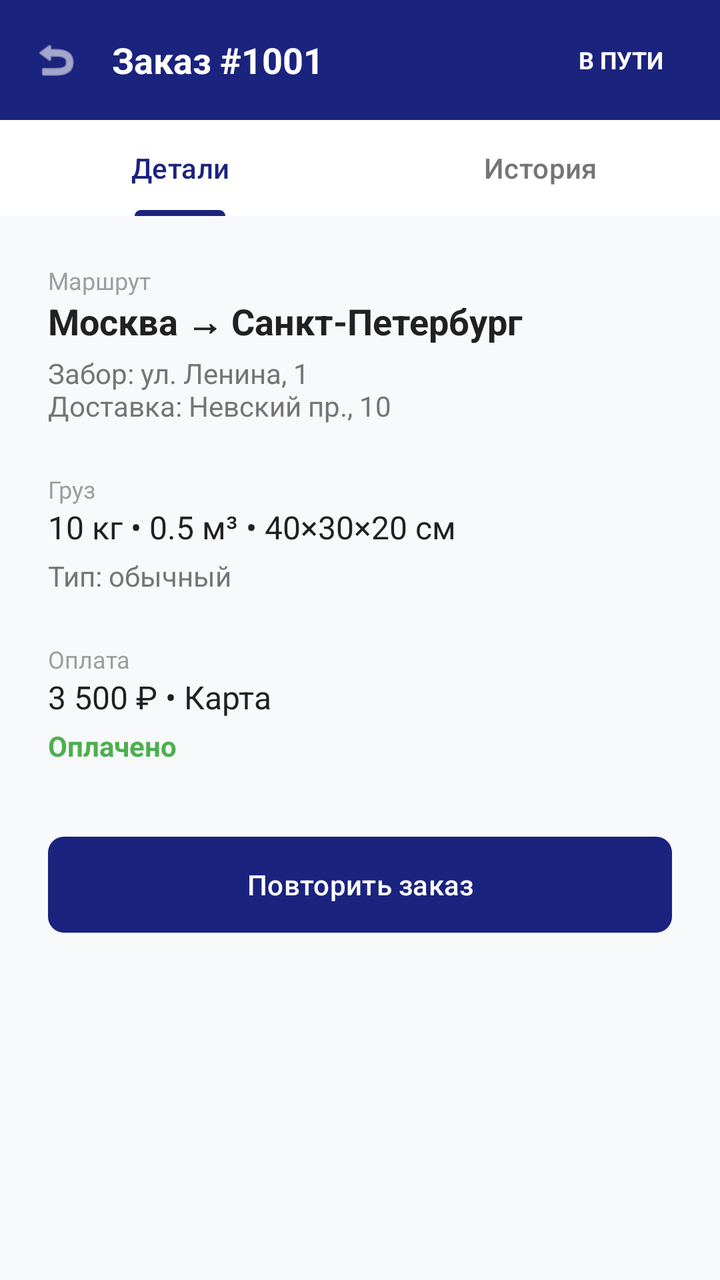
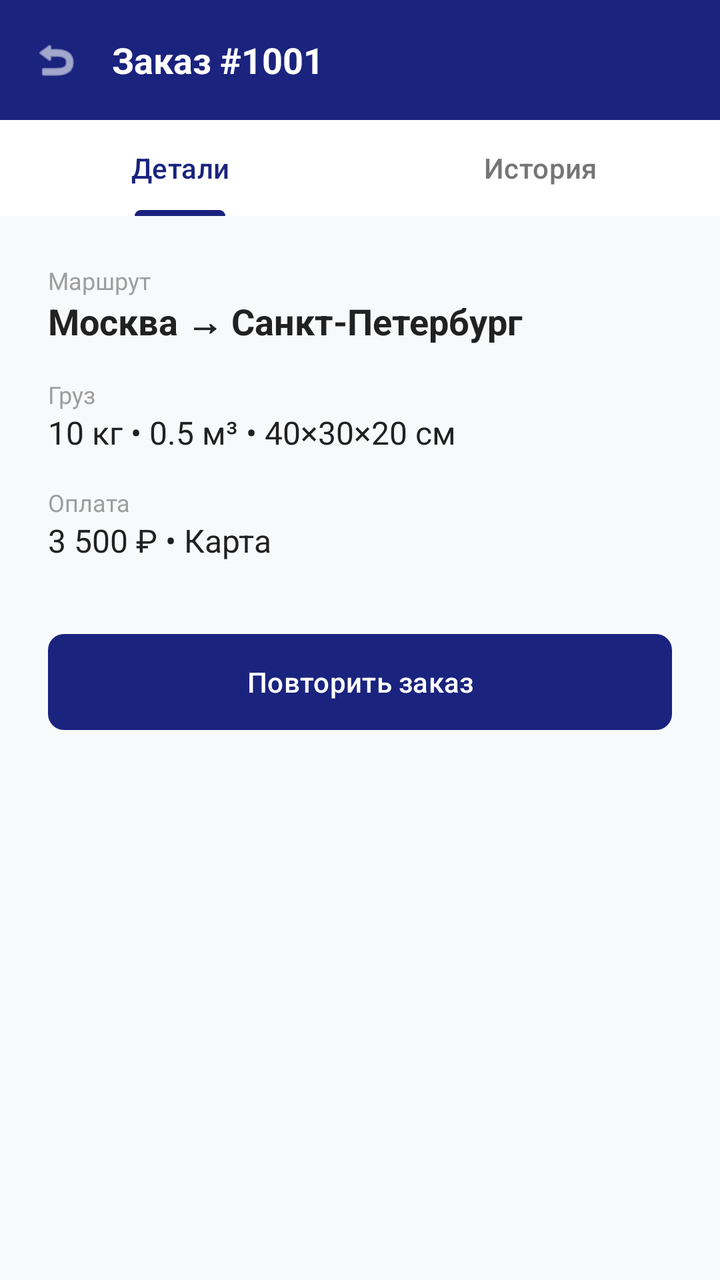

Compare the two renders of this Android layout. The source of the first and the diff that turns it into the second are given below.
<!-- AndroidManifest.xml: application theme Theme.Gruz -->
<!-- res/layout/activity_order_details.xml -->
<?xml version="1.0" encoding="utf-8"?>
<LinearLayout xmlns:android="http://schemas.android.com/apk/res/android"
    xmlns:app="http://schemas.android.com/apk/res-auto"
    android:layout_width="match_parent"
    android:layout_height="match_parent"
    android:orientation="vertical"
    android:background="#F8F9FA">

    
    <LinearLayout
        android:layout_width="match_parent"
        android:layout_height="60dp"
        android:background="#1A237E"
        android:gravity="center_vertical"
        android:paddingHorizontal="16dp">

        <ImageView
            android:id="@+id/btnBack"
            android:layout_width="24dp"
            android:layout_height="24dp"
            android:src="@android:drawable/ic_menu_revert"
            app:tint="#FFFFFF" />

        <TextView
            android:id="@+id/tvOrderTitle"
            android:layout_width="0dp"
            android:layout_height="wrap_content"
            android:layout_weight="1"
            android:layout_marginStart="16dp"
            android:text="Заказ #1001"
            android:textColor="#FFFFFF"
            android:textSize="18sp"
            android:textStyle="bold"/>

        
        <TextView
            android:id="@+id/tvStatusBadge"
            android:layout_width="wrap_content"
            android:layout_height="wrap_content"
            android:background="@drawable/bg_status"
            android:paddingHorizontal="12dp"
            android:paddingVertical="4dp"
            android:text="В ПУТИ"
            android:textColor="#FFFFFF"
            android:textSize="12sp"
            android:textStyle="bold"/>
    </LinearLayout>

    
    <com.google.android.material.tabs.TabLayout
        android:id="@+id/tabLayout"
        android:layout_width="match_parent"
        android:layout_height="wrap_content"
        android:background="#FFFFFF"
        app:tabIndicatorColor="#1A237E"
        app:tabSelectedTextColor="#1A237E"
        app:tabTextColor="#757575">

        <com.google.android.material.tabs.TabItem
            android:layout_width="wrap_content"
            android:layout_height="wrap_content"
            android:text="Детали" />

        <com.google.android.material.tabs.TabItem
            android:layout_width="wrap_content"
            android:layout_height="wrap_content"
            android:text="История" />
    </com.google.android.material.tabs.TabLayout>

    <FrameLayout
        android:layout_width="match_parent"
        android:layout_height="match_parent">

        
        <ScrollView
            android:id="@+id/layoutDetails"
            android:layout_width="match_parent"
            android:layout_height="match_parent"
            android:visibility="visible">

            <LinearLayout
                android:layout_width="match_parent"
                android:layout_height="wrap_content"
                android:orientation="vertical"
                android:padding="24dp">

                
                <TextView android:layout_width="wrap_content" android:layout_height="wrap_content" android:text="Маршрут" android:textColor="#9E9E9E" android:textSize="12sp"/>
                <TextView android:layout_width="wrap_content" android:layout_height="wrap_content" android:text="Москва → Санкт-Петербург" android:textColor="#212121" android:textSize="18sp" android:textStyle="bold" android:layout_marginBottom="4dp"/>
                <TextView android:layout_width="wrap_content" android:layout_height="wrap_content" android:text="Забор: ул. Ленина, 1\nДоставка: Невский пр., 10" android:textColor="#757575" android:textSize="14sp" android:layout_marginBottom="24dp"/>

                
                <TextView android:layout_width="wrap_content" android:layout_height="wrap_content" android:text="Груз" android:textColor="#9E9E9E" android:textSize="12sp"/>
                <TextView android:layout_width="wrap_content" android:layout_height="wrap_content" android:text="10 кг • 0.5 м³ • 40×30×20 см" android:textColor="#212121" android:textSize="16sp" android:layout_marginBottom="4dp"/>
                <TextView android:layout_width="wrap_content" android:layout_height="wrap_content" android:text="Тип: обычный" android:textColor="#757575" android:textSize="14sp" android:layout_marginBottom="24dp"/>

                
                <TextView android:layout_width="wrap_content" android:layout_height="wrap_content" android:text="Оплата" android:textColor="#9E9E9E" android:textSize="12sp"/>
                <TextView android:layout_width="wrap_content" android:layout_height="wrap_content" android:text="3 500 ₽ • Карта" android:textColor="#212121" android:textSize="16sp" android:layout_marginBottom="4dp"/>
                <TextView android:layout_width="wrap_content" android:layout_height="wrap_content" android:text="Оплачено" android:textColor="#4CAF50" android:textSize="14sp" android:textStyle="bold" android:layout_marginBottom="32dp"/>

                <com.google.android.material.button.MaterialButton
                    android:id="@+id/btnRepeat"
                    android:layout_width="match_parent"
                    android:layout_height="56dp"
                    android:text="Повторить заказ"
                    app:backgroundTint="#1A237E"
                    app:cornerRadius="8dp"/>
            </LinearLayout>
        </ScrollView>

        
        <ScrollView
            android:id="@+id/layoutHistory"
            android:layout_width="match_parent"
            android:layout_height="match_parent"
            android:visibility="gone">

            <LinearLayout
                android:layout_width="match_parent"
                android:layout_height="wrap_content"
                android:orientation="vertical"
                android:padding="24dp">

                <LinearLayout android:layout_width="match_parent" android:layout_height="wrap_content" android:orientation="horizontal" android:layout_marginBottom="16dp">
                    <TextView android:layout_width="0dp" android:layout_weight="1" android:layout_height="wrap_content" android:text="Создан" android:textSize="16sp"/>
                    <TextView android:layout_width="wrap_content" android:layout_height="wrap_content" android:text="10.11.2026 09:00" android:textColor="#757575"/>
                </LinearLayout>

                <LinearLayout android:layout_width="match_parent" android:layout_height="wrap_content" android:orientation="horizontal" android:layout_marginBottom="16dp">
                    <TextView android:layout_width="0dp" android:layout_weight="1" android:layout_height="wrap_content" android:text="Принят в обработку" android:textSize="16sp"/>
                    <TextView android:layout_width="wrap_content" android:layout_height="wrap_content" android:text="10.11.2026 10:15" android:textColor="#757575"/>
                </LinearLayout>

                <LinearLayout android:layout_width="match_parent" android:layout_height="wrap_content" android:orientation="horizontal" android:layout_marginBottom="16dp">
                    <TextView android:layout_width="0dp" android:layout_weight="1" android:layout_height="wrap_content" android:text="Отправлен" android:textSize="16sp"/>
                    <TextView android:layout_width="wrap_content" android:layout_height="wrap_content" android:text="10.11.2026 14:30" android:textColor="#757575"/>
                </LinearLayout>

                <LinearLayout android:layout_width="match_parent" android:layout_height="wrap_content" android:orientation="horizontal">
                    <TextView android:layout_width="0dp" android:layout_weight="1" android:layout_height="wrap_content" android:text="В пути" android:textSize="16sp"/>
                    <TextView android:layout_width="wrap_content" android:layout_height="wrap_content" android:text="11.11.2026 08:00" android:textColor="#757575"/>
                </LinearLayout>

            </LinearLayout>
        </ScrollView>

    </FrameLayout>
</LinearLayout>
<!-- resources referenced by this layout -->
<resources>
  <!-- drawable bg_status (drawable) -->
  <?xml version="1.0" encoding="utf-8"?>
  <shape xmlns:android="http://schemas.android.com/apk/res/android">
      <solid android:color="#1A237E"/>
      <corners android:radius="12dp"/>
  </shape>
  <style name="Theme.Gruz" parent="Base.Theme.Gruz" />
  <style name="Base.Theme.Gruz" parent="Theme.Material3.DayNight.NoActionBar">
          
          
      </style>
</resources>

<!-- the commit's change to res/layout/activity_order_details.xml (unified diff, before → after) -->
@@ -5,22 +5,18 @@
     android:layout_height="match_parent"
     android:orientation="vertical"
     android:background="#F8F9FA">
-
-    
     <LinearLayout
         android:layout_width="match_parent"
         android:layout_height="60dp"
         android:background="#1A237E"
         android:gravity="center_vertical"
         android:paddingHorizontal="16dp">
-
         <ImageView
             android:id="@+id/btnBack"
             android:layout_width="24dp"
             android:layout_height="24dp"
             android:src="@android:drawable/ic_menu_revert"
             app:tint="#FFFFFF" />
-
         <TextView
             android:id="@+id/tvOrderTitle"
             android:layout_width="0dp"
@@ -31,22 +27,7 @@
             android:textColor="#FFFFFF"
             android:textSize="18sp"
             android:textStyle="bold"/>
-
-        
-        <TextView
-            android:id="@+id/tvStatusBadge"
-            android:layout_width="wrap_content"
-            android:layout_height="wrap_content"
-            android:background="@drawable/bg_status"
-            android:paddingHorizontal="12dp"
-            android:paddingVertical="4dp"
-            android:text="В ПУТИ"
-            android:textColor="#FFFFFF"
-            android:textSize="12sp"
-            android:textStyle="bold"/>
     </LinearLayout>
-
-    
     <com.google.android.material.tabs.TabLayout
         android:id="@+id/tabLayout"
         android:layout_width="match_parent"
@@ -55,7 +36,6 @@
         app:tabIndicatorColor="#1A237E"
         app:tabSelectedTextColor="#1A237E"
         app:tabTextColor="#757575">
-
         <com.google.android.material.tabs.TabItem
             android:layout_width="wrap_content"
             android:layout_height="wrap_content"
@@ -66,39 +46,25 @@
             android:layout_height="wrap_content"
             android:text="История" />
     </com.google.android.material.tabs.TabLayout>
-
     <FrameLayout
         android:layout_width="match_parent"
         android:layout_height="match_parent">
-
-        
         <ScrollView
             android:id="@+id/layoutDetails"
             android:layout_width="match_parent"
             android:layout_height="match_parent"
             android:visibility="visible">
-
             <LinearLayout
                 android:layout_width="match_parent"
                 android:layout_height="wrap_content"
                 android:orientation="vertical"
                 android:padding="24dp">
-
-                
                 <TextView android:layout_width="wrap_content" android:layout_height="wrap_content" android:text="Маршрут" android:textColor="#9E9E9E" android:textSize="12sp"/>
-                <TextView android:layout_width="wrap_content" android:layout_height="wrap_content" android:text="Москва → Санкт-Петербург" android:textColor="#212121" android:textSize="18sp" android:textStyle="bold" android:layout_marginBottom="4dp"/>
-                <TextView android:layout_width="wrap_content" android:layout_height="wrap_content" android:text="Забор: ул. Ленина, 1\nДоставка: Невский пр., 10" android:textColor="#757575" android:textSize="14sp" android:layout_marginBottom="24dp"/>
-
-                
+                <TextView android:id="@+id/tvDetailRoute" android:layout_width="wrap_content" android:layout_height="wrap_content" android:text="Москва → Санкт-Петербург" android:textColor="#212121" android:textSize="18sp" android:textStyle="bold" android:layout_marginBottom="16dp"/>
                 <TextView android:layout_width="wrap_content" android:layout_height="wrap_content" android:text="Груз" android:textColor="#9E9E9E" android:textSize="12sp"/>
-                <TextView android:layout_width="wrap_content" android:layout_height="wrap_content" android:text="10 кг • 0.5 м³ • 40×30×20 см" android:textColor="#212121" android:textSize="16sp" android:layout_marginBottom="4dp"/>
-                <TextView android:layout_width="wrap_content" android:layout_height="wrap_content" android:text="Тип: обычный" android:textColor="#757575" android:textSize="14sp" android:layout_marginBottom="24dp"/>
-
-                
+                <TextView android:id="@+id/tvDetailCargo" android:layout_width="wrap_content" android:layout_height="wrap_content" android:text="10 кг • 0.5 м³ • 40×30×20 см" android:textColor="#212121" android:textSize="16sp" android:layout_marginBottom="16dp"/>
                 <TextView android:layout_width="wrap_content" android:layout_height="wrap_content" android:text="Оплата" android:textColor="#9E9E9E" android:textSize="12sp"/>
-                <TextView android:layout_width="wrap_content" android:layout_height="wrap_content" android:text="3 500 ₽ • Карта" android:textColor="#212121" android:textSize="16sp" android:layout_marginBottom="4dp"/>
-                <TextView android:layout_width="wrap_content" android:layout_height="wrap_content" android:text="Оплачено" android:textColor="#4CAF50" android:textSize="14sp" android:textStyle="bold" android:layout_marginBottom="32dp"/>
-
+                <TextView android:id="@+id/tvDetailPayment" android:layout_width="wrap_content" android:layout_height="wrap_content" android:text="3 500 ₽ • Карта" android:textColor="#212121" android:textSize="16sp" android:layout_marginBottom="32dp"/>
                 <com.google.android.material.button.MaterialButton
                     android:id="@+id/btnRepeat"
                     android:layout_width="match_parent"
@@ -108,42 +74,17 @@
                     app:cornerRadius="8dp"/>
             </LinearLayout>
         </ScrollView>
-
-        
         <ScrollView
             android:id="@+id/layoutHistory"
             android:layout_width="match_parent"
             android:layout_height="match_parent"
             android:visibility="gone">
-
             <LinearLayout
+                android:id="@+id/historyContainer"
                 android:layout_width="match_parent"
                 android:layout_height="wrap_content"
                 android:orientation="vertical"
-                android:padding="24dp">
-
-                <LinearLayout android:layout_width="match_parent" android:layout_height="wrap_content" android:orientation="horizontal" android:layout_marginBottom="16dp">
-                    <TextView android:layout_width="0dp" android:layout_weight="1" android:layout_height="wrap_content" android:text="Создан" android:textSize="16sp"/>
-                    <TextView android:layout_width="wrap_content" android:layout_height="wrap_content" android:text="10.11.2026 09:00" android:textColor="#757575"/>
-                </LinearLayout>
-
-                <LinearLayout android:layout_width="match_parent" android:layout_height="wrap_content" android:orientation="horizontal" android:layout_marginBottom="16dp">
-                    <TextView android:layout_width="0dp" android:layout_weight="1" android:layout_height="wrap_content" android:text="Принят в обработку" android:textSize="16sp"/>
-                    <TextView android:layout_width="wrap_content" android:layout_height="wrap_content" android:text="10.11.2026 10:15" android:textColor="#757575"/>
-                </LinearLayout>
-
-                <LinearLayout android:layout_width="match_parent" android:layout_height="wrap_content" android:orientation="horizontal" android:layout_marginBottom="16dp">
-                    <TextView android:layout_width="0dp" android:layout_weight="1" android:layout_height="wrap_content" android:text="Отправлен" android:textSize="16sp"/>
-                    <TextView android:layout_width="wrap_content" android:layout_height="wrap_content" android:text="10.11.2026 14:30" android:textColor="#757575"/>
-                </LinearLayout>
-
-                <LinearLayout android:layout_width="match_parent" android:layout_height="wrap_content" android:orientation="horizontal">
-                    <TextView android:layout_width="0dp" android:layout_weight="1" android:layout_height="wrap_content" android:text="В пути" android:textSize="16sp"/>
-                    <TextView android:layout_width="wrap_content" android:layout_height="wrap_content" android:text="11.11.2026 08:00" android:textColor="#757575"/>
-                </LinearLayout>
-
-            </LinearLayout>
+                android:padding="24dp"/>
         </ScrollView>
-
     </FrameLayout>
 </LinearLayout>
<!-- resource entries referenced after the edit -->
@@ -1,11 +1,5 @@
 <!-- resources referenced by this layout -->
 <resources>
-  <!-- drawable bg_status (drawable) -->
-  <?xml version="1.0" encoding="utf-8"?>
-  <shape xmlns:android="http://schemas.android.com/apk/res/android">
-      <solid android:color="#1A237E"/>
-      <corners android:radius="12dp"/>
-  </shape>
   <style name="Theme.Gruz" parent="Base.Theme.Gruz" />
   <style name="Base.Theme.Gruz" parent="Theme.Material3.DayNight.NoActionBar">
           
